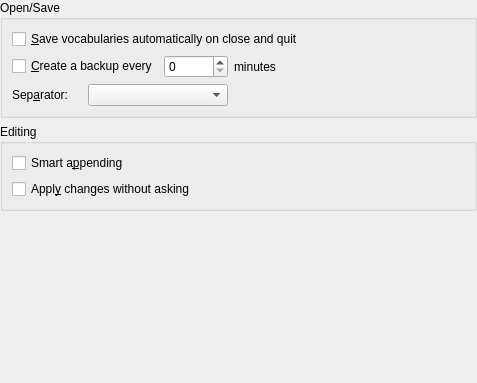
The window that src/settings/generaloptionsbase.ui (KDE/parley) describes before a commit, drawn with Qt 5.
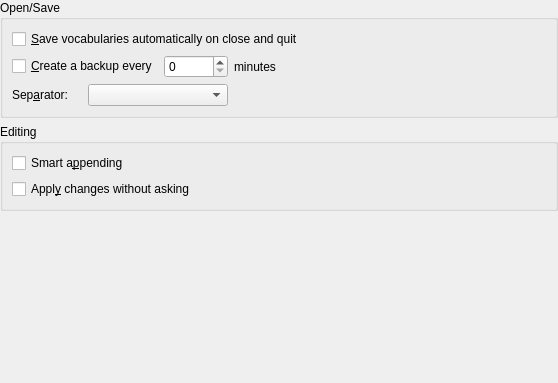
The same window after the commit. Custom widgets are drawn as their Qt base class.

```diff
--- a/src/settings/generaloptionsbase.ui
+++ b/src/settings/generaloptionsbase.ui
@@ -6,7 +6,7 @@
    <rect>
     <x>0</x>
     <y>0</y>
-    <width>477</width>
+    <width>558</width>
     <height>383</height>
    </rect>
   </property>
```
